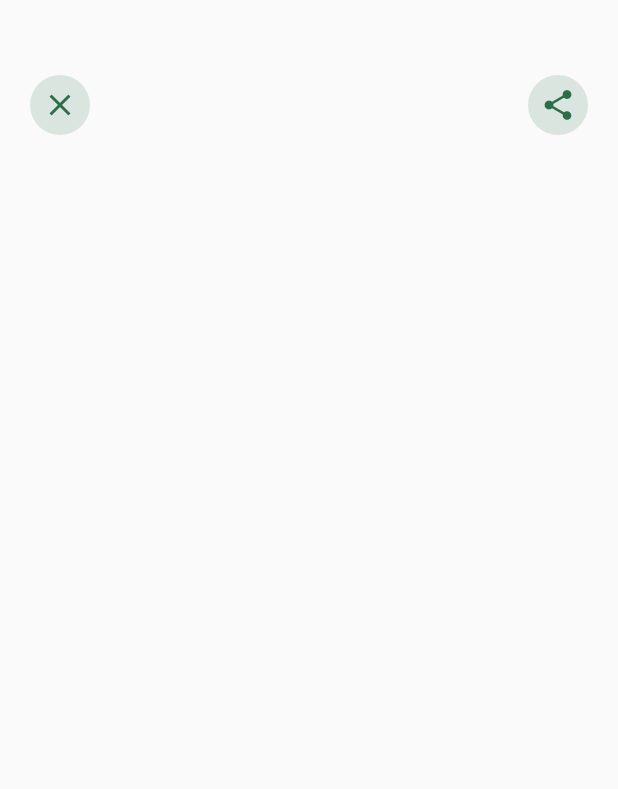
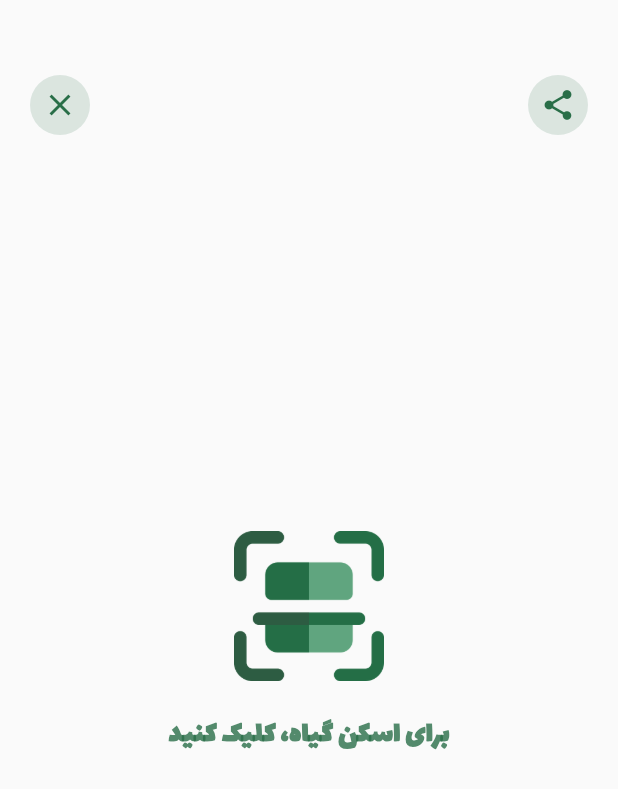
Before and after one commit to Ayminjf/plant-shop, a Flutter app: the ScanScreen screen opened directly, on a phone screen of 412 x 824 dp. Shown: the top 789 px of the screen. Run offline on Flutter 3.47's test engine with Material 2 defaults, Android fonts, the phone set to English and light mode, and no system bars; our stand-ins replace animated_bottom_navigation_bar, page_transition; missing offline and left inert: mobile_scanner.

Commit message:
feat(scan-screen): add scan button

```diff
--- a/lib/screens/scan_screen.dart
+++ b/lib/screens/scan_screen.dart
@@ -1,5 +1,6 @@
 import 'package:flutter/material.dart';
 import 'package:plant_shop/constants/constants.dart';
+import 'package:mobile_scanner/mobile_scanner.dart';
 
 class ScanScreen extends StatefulWidget {
   const ScanScreen({super.key});
@@ -56,6 +57,38 @@ class _ScanScreenState extends State<ScanScreen> {
               ],
             ),
           ),
+          Positioned(
+            top: 100.0,
+            left: 20.0,
+            right: 20.0,
+            child: SizedBox(
+                width: size.width * 0.8,
+                height: size.height * 0.8,
+                child: Center(
+                  child: Column(
+                    mainAxisAlignment: MainAxisAlignment.center,
+                    crossAxisAlignment: CrossAxisAlignment.center,
+                    children: [
+                      GestureDetector(
+                        child: Image.asset(
+                          'assets/images/code-scan.png',
+                          height: 100.0,
+                        ),
+                      ),
+                      const SizedBox(height: 20.0),
+                      Text(
+                        'برای اسکن گیاه، کلیک کنید',
+                        style: TextStyle(
+                          color: Constants.primaryColor.withOpacity(0.8),
+                          fontFamily: 'Lalezar',
+                          fontSize: 20.0,
+                          fontWeight: FontWeight.bold,
+                        ),
+                      ),
+                    ],
+                  ),
+                )),
+          ),
         ],
       ),
     );
```
